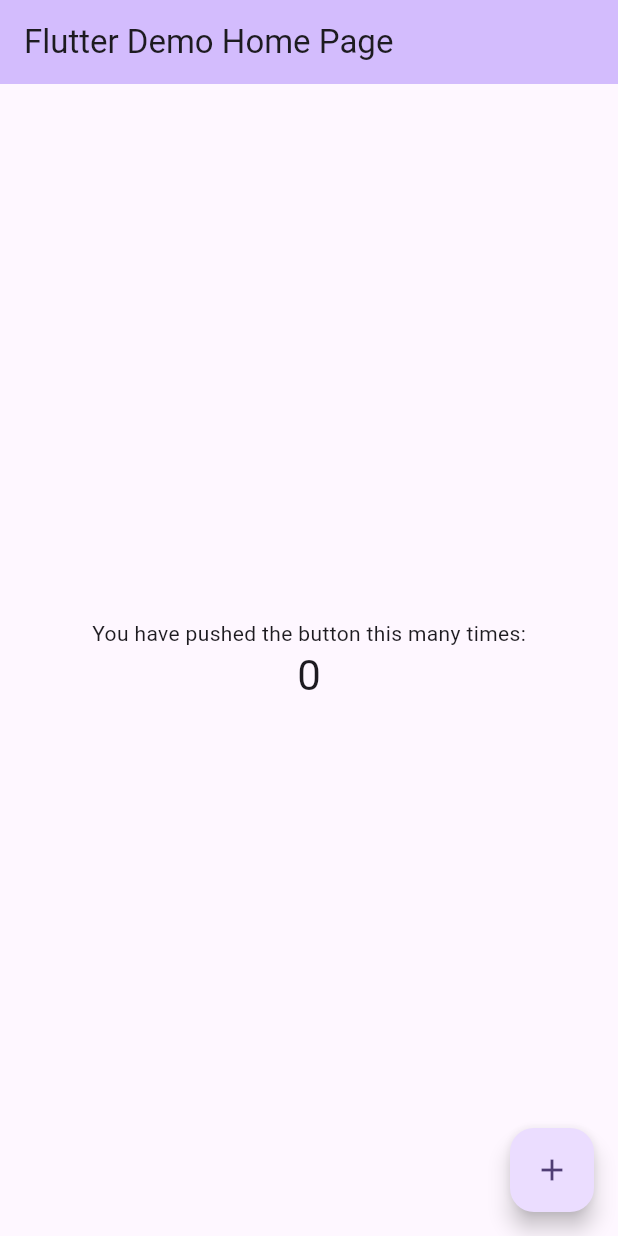
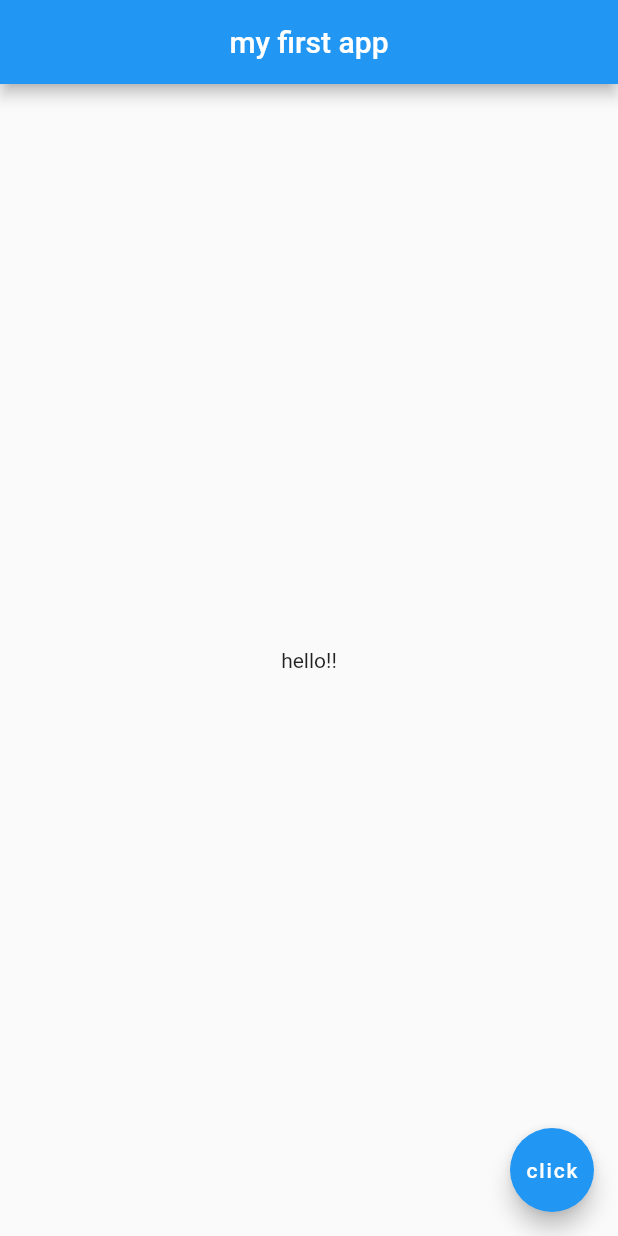
Before and after one commit to Rush-2K/flutter-tutorial, a Flutter app: the screen it shows after launch, on a phone screen of 412 x 824 dp. Run offline on Flutter 3.47's test engine with Material 2 defaults, Android fonts, the phone set to English and light mode, and no system bars.

Commit message:
add Scaffold & AppBar Widgets

```diff
--- a/lib/main.dart
+++ b/lib/main.dart
@@ -1,125 +1,17 @@
 import 'package:flutter/material.dart';
 
-void main() {
-  runApp(const MyApp());
-}
-
-class MyApp extends StatelessWidget {
-  const MyApp({super.key});
-
-  // This widget is the root of your application.
-  @override
-  Widget build(BuildContext context) {
-    return MaterialApp(
-      title: 'Flutter Demo',
-      theme: ThemeData(
-        // This is the theme of your application.
-        //
-        // TRY THIS: Try running your application with "flutter run". You'll see
-        // the application has a blue toolbar. Then, without quitting the app,
-        // try changing the seedColor in the colorScheme below to Colors.green
-        // and then invoke "hot reload" (save your changes or press the "hot
-        // reload" button in a Flutter-supported IDE, or press "r" if you used
-        // the command line to start the app).
-        //
-        // Notice that the counter didn't reset back to zero; the application
-        // state is not lost during the reload. To reset the state, use hot
-        // restart instead.
-        //
-        // This works for code too, not just values: Most code changes can be
-        // tested with just a hot reload.
-        colorScheme: ColorScheme.fromSeed(seedColor: Colors.deepPurple),
-        useMaterial3: true,
-      ),
-      home: const MyHomePage(title: 'Flutter Demo Home Page'),
-    );
-  }
-}
-
-class MyHomePage extends StatefulWidget {
-  const MyHomePage({super.key, required this.title});
-
-  // This widget is the home page of your application. It is stateful, meaning
-  // that it has a State object (defined below) that contains fields that affect
-  // how it looks.
-
-  // This class is the configuration for the state. It holds the values (in this
-  // case the title) provided by the parent (in this case the App widget) and
-  // used by the build method of the State. Fields in a Widget subclass are
-  // always marked "final".
-
-  final String title;
-
-  @override
-  State<MyHomePage> createState() => _MyHomePageState();
-}
-
-class _MyHomePageState extends State<MyHomePage> {
-  int _counter = 0;
-
-  void _incrementCounter() {
-    setState(() {
-      // This call to setState tells the Flutter framework that something has
-      // changed in this State, which causes it to rerun the build method below
-      // so that the display can reflect the updated values. If we changed
-      // _counter without calling setState(), then the build method would not be
-      // called again, and so nothing would appear to happen.
-      _counter++;
-    });
-  }
-
-  @override
-  Widget build(BuildContext context) {
-    // This method is rerun every time setState is called, for instance as done
-    // by the _incrementCounter method above.
-    //
-    // The Flutter framework has been optimized to make rerunning build methods
-    // fast, so that you can just rebuild anything that needs updating rather
-    // than having to individually change instances of widgets.
-    return Scaffold(
+void main() => runApp(MaterialApp(
+  home: Scaffold(
     appBar: AppBar(
-        // TRY THIS: Try changing the color here to a specific color (to
-        // Colors.amber, perhaps?) and trigger a hot reload to see the AppBar
-        // change color while the other colors stay the same.
-        backgroundColor: Theme.of(context).colorScheme.inversePrimary,
-        // Here we take the value from the MyHomePage object that was created by
-        // the App.build method, and use it to set our appbar title.
-        title: Text(widget.title),
+      title: Text('my first app'),
+      centerTitle: true
     ),
     body: Center(
-        // Center is a layout widget. It takes a single child and positions it
-        // in the middle of the parent.
-        child: Column(
-          // Column is also a layout widget. It takes a list of children and
-          // arranges them vertically. By default, it sizes itself to fit its
-          // children horizontally, and tries to be as tall as its parent.
-          //
-          // Column has various properties to control how it sizes itself and
-          // how it positions its children. Here we use mainAxisAlignment to
-          // center the children vertically; the main axis here is the vertical
-          // axis because Columns are vertical (the cross axis would be
-          // horizontal).
-          //
-          // TRY THIS: Invoke "debug painting" (choose the "Toggle Debug Paint"
-          // action in the IDE, or press "p" in the console), to see the
-          // wireframe for each widget.
-          mainAxisAlignment: MainAxisAlignment.center,
-          children: <Widget>[
-            const Text(
-              'You have pushed the button this many times:',
+      child: Text('hello!!'),
     ),
-            Text(
-              '$_counter',
-              style: Theme.of(context).textTheme.headlineMedium,
-            ),
-          ],
+    floatingActionButton: FloatingActionButton(
+      onPressed: () {  },
+      child: Text('click'),
     ),
   ),
-      floatingActionButton: FloatingActionButton(
-        onPressed: _incrementCounter,
-        tooltip: 'Increment',
-        child: const Icon(Icons.add),
-      ), // This trailing comma makes auto-formatting nicer for build methods.
-    );
-  }
-}
+));
```
Also changed, not shown: 1 other file. Lines whose indentation alone changed are shown as unchanged.
